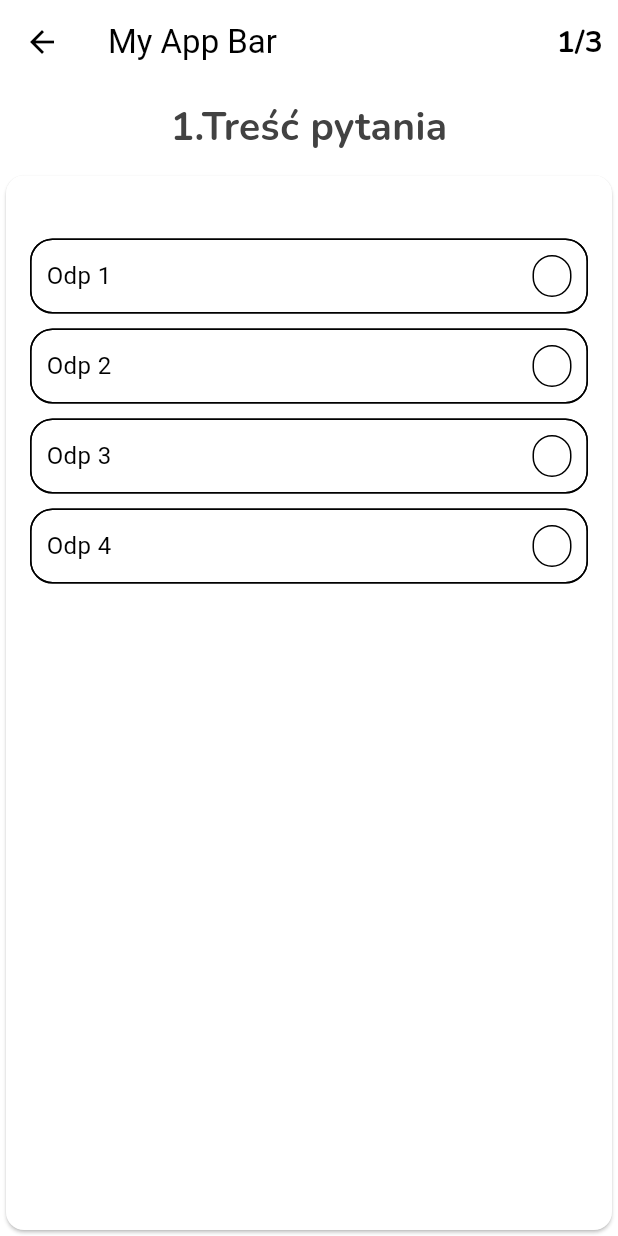
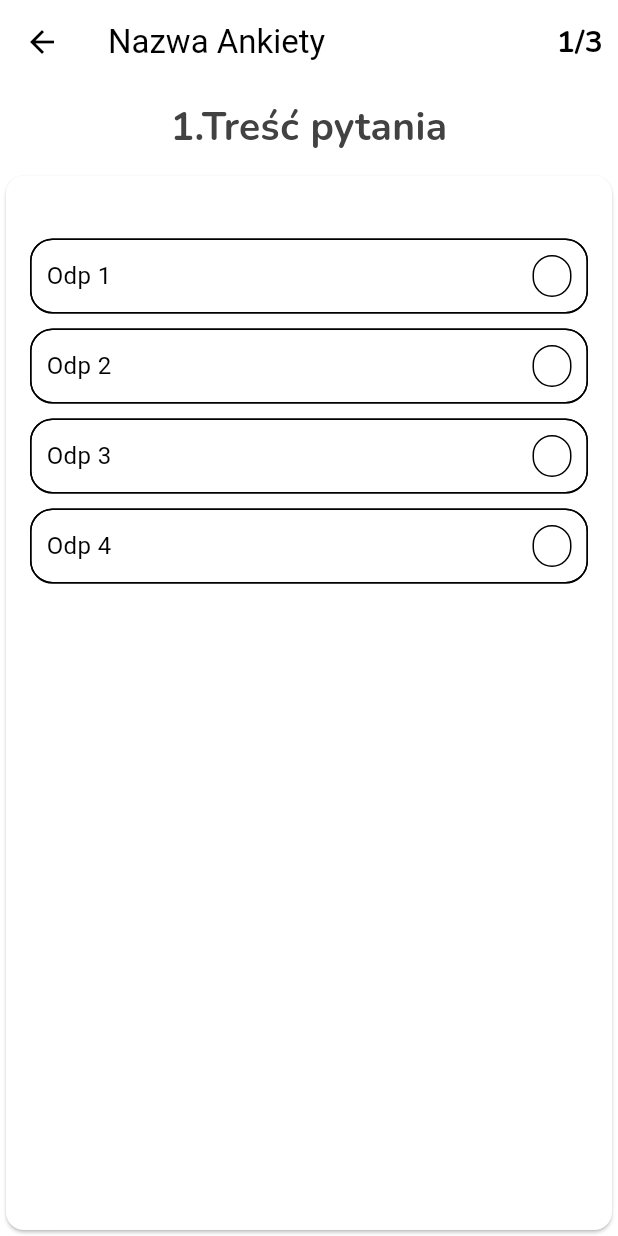
Before and after one commit to Duracyq/malachApp, a Flutter app: the PollDesign1 screen opened directly, on a phone screen of 412 x 824 dp. Run offline on Flutter 3.47's test engine with Material 3 defaults, Android fonts, the phone set to English and light mode, and no system bars; our stand-ins replace cached_network_image, cloud_firestore, curved_navigation_bar, firebase_auth, firebase_core, firebase_messaging and 6 more; missing offline and left inert: dart:ffi, firebase_admin, firebase_app_check; accounts and stored records are empty.

Commit message:
Dodano importy dla motywu ciemnego i dostawcy motywów

```diff
--- a/workspaces/malachapp/lib/pages/Poll/poll.dart
+++ b/workspaces/malachapp/lib/pages/Poll/poll.dart
@@ -1,5 +1,8 @@
 import 'package:flutter/material.dart';
 import 'package:malachapp/components/MyText.dart';
+import 'package:malachapp/themes/dark_mode.dart';
+import 'package:malachapp/themes/theme_provider.dart';
+import 'package:provider/provider.dart';
 
 class PollDesign1 extends StatefulWidget {
   const PollDesign1({Key? key}) : super(key: key);
@@ -33,7 +36,7 @@ class _PollDesign1State extends State<PollDesign1> {
     double screenHeight = MediaQuery.of(context).size.height;
     return Scaffold(
       appBar: AppBar(
-        title: const Text('My App Bar'),
+        title: const Text('Nazwa Ankiety'),
         actions: <Widget>[
           Padding(
             padding: const EdgeInsets.all(10.0),
@@ -107,8 +110,12 @@ class _AnswerBoxState extends State<AnswerBox> {
             margin: EdgeInsets.only(top: 10),
             padding: EdgeInsets.all(10),
             decoration: BoxDecoration(
-              border:
-                  Border.all(color: Colors.black, width: selected ? 3.0 : 1.0),
+              border: Border.all(
+                  color:
+                      Provider.of<ThemeProvider>(context).themeData == darkMode
+                          ? Colors.white ?? Colors.grey
+                          : Colors.black,
+                  width: selected ? 3.0 : 1.0),
               borderRadius: BorderRadius.circular(15),
             ),
           ),
@@ -116,25 +123,48 @@ class _AnswerBoxState extends State<AnswerBox> {
             margin: EdgeInsets.only(top: 10),
             padding: EdgeInsets.all(10),
             decoration: BoxDecoration(
-              border: Border.all(color: Colors.black, width: 1.0),
+              border: Border.all(
+                  color:
+                      Provider.of<ThemeProvider>(context).themeData == darkMode
+                          ? Colors.white ?? Colors.grey
+                          : Colors.black,
+                  width: 1.0),
               borderRadius: BorderRadius.circular(15),
             ),
+            //! srodek
             child: Row(
               mainAxisAlignment: MainAxisAlignment.spaceBetween,
               children: [
+                //! text
                 Expanded(
                   child: Text(
                     widget.text,
-                    style: TextStyle(color: Colors.black, fontSize: 16),
+                    style: TextStyle(
+                        color: Provider.of<ThemeProvider>(context).themeData ==
+                                darkMode
+                            ? Colors.white ?? Colors.grey
+                            : Colors.black,
+                        fontSize: 16),
                   ),
                 ),
+                //! kolko
                 Container(
                   height: 28,
                   width: 26,
                   decoration: BoxDecoration(
-                    color: selected ? Colors.black : Colors.transparent,
+                    color: selected
+                        ? (Provider.of<ThemeProvider>(context).themeData ==
+                                darkMode
+                            ? Colors.white
+                            : Colors.black)
+                        : Colors.transparent,
                     borderRadius: BorderRadius.circular(50),
-                    border: Border.all(color: Colors.black),
+                    border: Border.all(
+                      color: Provider.of<ThemeProvider>(context).themeData ==
+                              darkMode
+                          ? Colors.white
+                          : Colors.black,
+                    ),
                   ),
                 )
               ],
```
